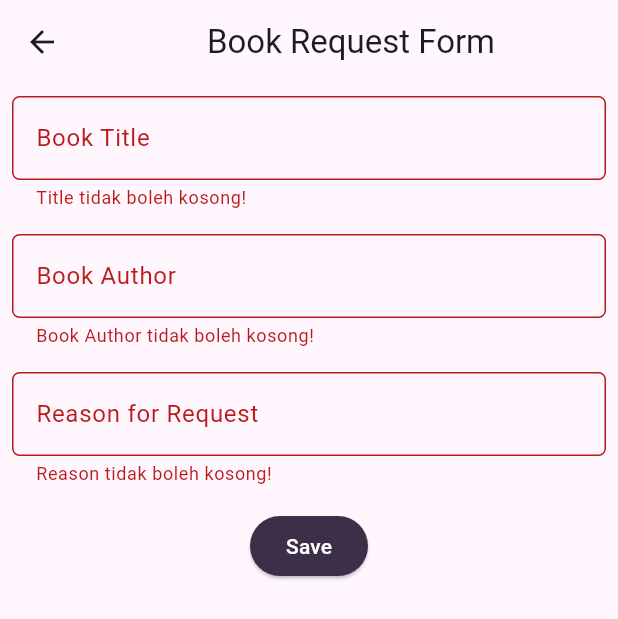
After one commit to NawalaPatra-e12/NawalaPatra-Mobile, a Flutter app: the BookReqFormPage screen opened directly, after a tap on "Save", on a phone screen of 412 x 824 dp. The commit adds this screen. Shown: the top 619 px of the screen. Run offline on Flutter 3.47's test engine with Material 2 defaults, Android fonts, the light colour scheme and no system bars; our stand-ins replace shared_preferences; missing offline and left inert: pbp_django_auth; accounts and stored records are empty.

Commit message:
almap: finished form

```diff
--- /dev/null
+++ b/lib/library/bookreq_form.dart
@@ -0,0 +1,172 @@
+// ignore_for_file: use_build_context_synchronously
+
+import 'dart:convert';
+
+import 'package:flutter/material.dart';
+import 'package:pbp_django_auth/pbp_django_auth.dart';
+import 'package:provider/provider.dart';
+// import 'package:sylladex_mobile/screens/menu.dart';
+import 'package:nawalapatra_mobile/widgets/left_drawer.dart';
+import 'package:nawalapatra_mobile/library/bookreq_list.dart';
+// import 'package:sylladex_mobile/widgets/item_card.dart';
+
+class BookReqFormPage extends StatefulWidget {
+  const BookReqFormPage({super.key});
+
+  @override
+  State<BookReqFormPage> createState() => _BookReqPageState();
+}
+
+class _BookReqPageState extends State<BookReqFormPage> {
+  final _formKey = GlobalKey<FormState>();
+  // String _name = "";
+  // int _amount = 0;
+  // String _description = "";
+  String _bookTitle = "";
+  String _bookAuthor = "";
+  String _reason = "";
+
+  @override
+  Widget build(BuildContext context) {
+    final request = context.watch<CookieRequest>();
+
+    return Scaffold(
+      appBar: AppBar(
+        title: const Center(
+          child: Text(
+            'Book Request Form',
+          ),
+        ),
+        // backgroundColor: const Color(0xff3e2f48),
+        // foregroundColor: Colors.white,
+      ),
+      body: Form(
+        key: _formKey,
+        child: SingleChildScrollView(
+          child:
+              Column(crossAxisAlignment: CrossAxisAlignment.start, children: [
+            Padding(
+              padding: const EdgeInsets.all(8.0),
+              child: TextFormField(
+                decoration: InputDecoration(
+                  hintText: "Book Title",
+                  labelText: "Book Title",
+                  border: OutlineInputBorder(
+                    borderRadius: BorderRadius.circular(5.0),
+                  ),
+                ),
+                onChanged: (String? value) {
+                  setState(() {
+                    _bookTitle = value!;
+                  });
+                },
+                validator: (String? value) {
+                  if (value == null || value.isEmpty) {
+                    return "Title tidak boleh kosong!";
+                  }
+                  return null;
+                },
+              ),
+            ),
+            Padding(
+              padding: const EdgeInsets.all(8.0),
+              child: TextFormField(
+                decoration: InputDecoration(
+                  hintText: "Book Author",
+                  labelText: "Book Author",
+                  border: OutlineInputBorder(
+                    borderRadius: BorderRadius.circular(5.0),
+                  ),
+                ),
+                // Tambahkan variabel yang sesuai
+                onChanged: (String? value) {
+                  setState(() {
+                    _bookAuthor = value!;
+                  });
+                },
+                validator: (String? value) {
+                  if (value == null || value.isEmpty) {
+                    return "Book Author tidak boleh kosong!";
+                  }
+                  return null;
+                },
+              ),
+            ),
+            Padding(
+              padding: const EdgeInsets.all(8.0),
+              child: TextFormField(
+                decoration: InputDecoration(
+                  hintText: "Reason",
+                  labelText: "Reason for Request",
+                  border: OutlineInputBorder(
+                    borderRadius: BorderRadius.circular(5.0),
+                  ),
+                ),
+                onChanged: (String? value) {
+                  setState(() {
+                    // Tambahkan variabel yang sesuai
+                    _reason = value!;
+                  });
+                },
+                validator: (String? value) {
+                  if (value == null || value.isEmpty) {
+                    return "Reason tidak boleh kosong!";
+                  }
+                  return null;
+                },
+              ),
+            ),
+            Align(
+              alignment: Alignment.bottomCenter,
+              child: Padding(
+                padding: const EdgeInsets.all(8.0),
+                child: ElevatedButton(
+                  style: ButtonStyle(
+                    backgroundColor:
+                        MaterialStateProperty.all(const Color(0xff3e2f48)),
+                  ),
+                  onPressed: () async {
+                    if (_formKey.currentState!.validate()) {
+                      // Kirim ke Django dan tunggu respons
+                      // DO: Ganti URL dan jangan lupa tambahkan trailing slash (/) di akhir URL!
+                      final response = await request.postJson(
+                          "https://nawalapatra.pythonanywhere.com/library/add-bookreq-flutter/",
+                          jsonEncode(<String, String>{
+                            'book_title': _bookTitle,
+                            'book_author': _bookAuthor,
+                            'reason': _reason,
+                            // DO: Sesuaikan field data sesuai dengan aplikasimu
+                          }));
+                      if (response['status'] == 'success') {
+                        ScaffoldMessenger.of(context)
+                            .showSnackBar(const SnackBar(
+                          content: Text("Request berhasil ditambahkan!"),
+                        ));
+                        Navigator.pop(context);
+                        Navigator.pushReplacement(
+                          context,
+                          MaterialPageRoute(
+                              builder: (context) => BookReqlistPage()),
+                        );
+                      } else {
+                        ScaffoldMessenger.of(context)
+                            .showSnackBar(const SnackBar(
+                          content:
+                              Text("Terdapat kesalahan, silakan coba lagi."),
+                        ));
+                      }
+                    }
+                  },
+                  child: const Text(
+                    "Save",
+                    style: TextStyle(color: Colors.white),
+                  ),
+                ),
+              ),
+            ),
+          ]),
+        ),
+      ),
+    );
+  }
+}
--- a/lib/screens/menu.dart
+++ b/lib/screens/menu.dart
@@ -7,7 +7,7 @@ class MyHomePage extends StatelessWidget {
   MyHomePage({Key? key}) : super(key: key);
 
   final List<NavItem> items = [
-    NavItem("Library", Icons.checklist, const Color(0xff7f5478)),
+    NavItem("Library", Icons.library_books, const Color(0xff7f5478)),
     NavItem("Writers Jam", Icons.draw_sharp, const Color(0xff7f5478)),
     NavItem("Logout", Icons.logout, const Color(0xff7f5478)),
   ];
@@ -43,7 +43,7 @@ class MyHomePage extends StatelessWidget {
                 padding: EdgeInsets.only(top: 10.0, bottom: 10.0),
                 // Widget Text untuk menampilkan tulisan dengan alignment center dan style yang sesuai
                 child: Text(
-                  'Captchalogue Deck', // Text yang menandakan toko
+                  'Welcome to NawalaPatra!', // Text yang menandakan toko
                   textAlign: TextAlign.center,
                   style: TextStyle(
                     fontSize: 30,
--- a/lib/widgets/left_drawer.dart
+++ b/lib/widgets/left_drawer.dart
@@ -19,7 +19,7 @@ class LeftDrawer extends StatelessWidget {
             child: Column(
               children: [
                 Text(
-                  'Sylladex Mobile',
+                  'NawalaPatra',
                   textAlign: TextAlign.center,
                   style: TextStyle(
                     fontSize: 30,
@@ -29,7 +29,7 @@ class LeftDrawer extends StatelessWidget {
                 ),
                 Padding(padding: EdgeInsets.all(10)),
                 Text(
-                  "Your trusted portable sylladex.",
+                  "Your trusted online library.",
                   textAlign: TextAlign.center,
                   style: TextStyle(
                     fontSize: 15,
@@ -42,7 +42,7 @@ class LeftDrawer extends StatelessWidget {
           ),
           // DO: Bagian routing
           ListTile(
-            leading: const Icon(Icons.home_outlined),
+            leading: const Icon(Icons.home),
             title: const Text('Home'),
             // Bagian redirection ke MyHomePage
             onTap: () {
```
Also changed, not shown: lib/library/book_list.dart (+25 -0 lines), lib/library/bookreq_list.dart (added, +315 -0 lines), lib/models/bookreq.dart (added, +52 -0 lines), lib/models/request.dart (deleted, +0 -68 lines), lib/widgets/nav_bottom.dart (+9 -7 lines), lib/library/request_list.dart (deleted).
